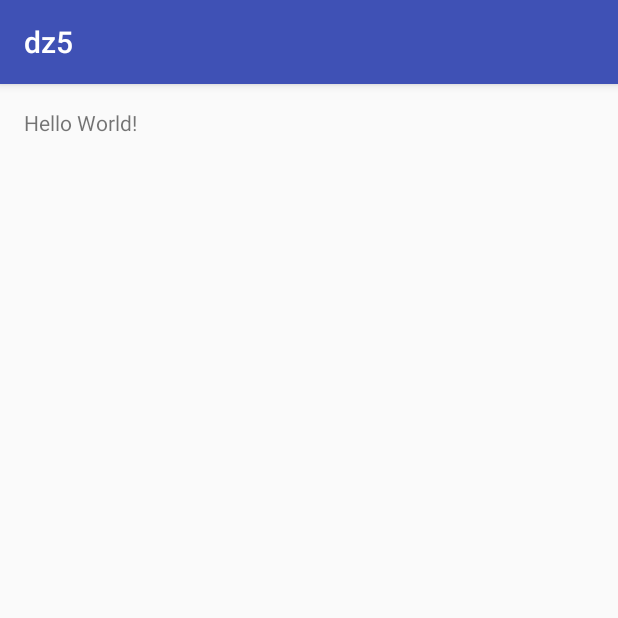
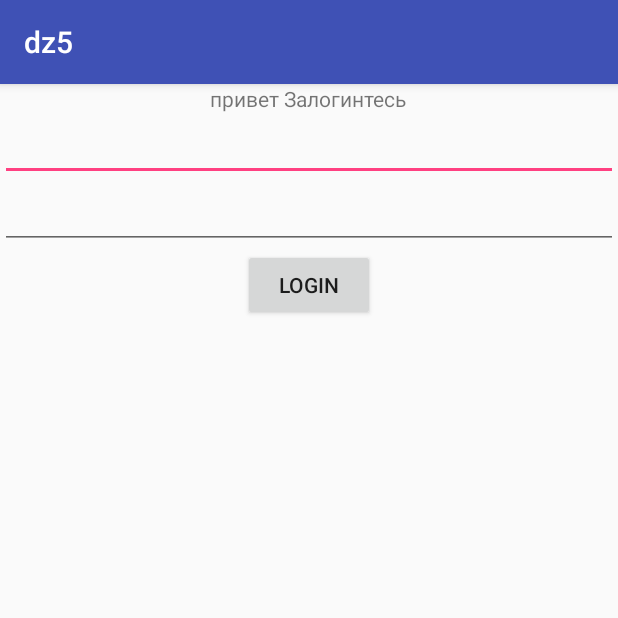
Before and after one commit to Saferoni/GoAndroid, an Android app: the screen it shows after launch (MainActivity), on a phone screen of 412 x 824 dp, the top half of it. Run offline under Robolectric (Android 15) with nearby library versions, the phone set to English and light mode, and no system bars.

Commit message:
Сделана ДЗ  5

```diff
--- a/dz5/src/main/java/com/safercrypt/dz5/MainActivity.java
+++ b/dz5/src/main/java/com/safercrypt/dz5/MainActivity.java
@@ -1,19 +1,126 @@
 package com.safercrypt.dz5;
 
+import android.os.Bundle;
 import android.support.v7.app.AppCompatActivity;
-import android.os.Bundle;
+import android.util.Log;
+import android.view.View;
+import android.widget.Button;
+import android.widget.EditText;
+import android.widget.LinearLayout;
+import android.widget.TextView;
+import android.widget.Toast;
 
 /* Нужно
-*Вывести в консоль строку из каждого метода жизненного цикла Activity.
+*Вывести в консоль строку из каждого метода жизненного цикла Activity. ГОТОВО
 * сделайте с помощью Shared Preferences такой функционал: если пользователь еще не авторизовался,
 * то отправить его на логин скрин, в ином случае оставить его на главном скрине
 *
 */
 public class MainActivity extends AppCompatActivity {
+    private Button buttonLogin, buttonLogOut;
+    private EditText editViewFirstName, editViewLastName;
+    private TextView textViewInfo;
+    private LinearLayout layoutLogin, layoutApp;
+    private SharedPrefLogin sharedPrefLogin;
 
     @Override
     protected void onCreate(Bundle savedInstanceState) {
         super.onCreate(savedInstanceState);
         setContentView(R.layout.activity_main);
+
+        sharedPrefLogin = new SharedPrefLogin(this);
+
+        buttonLogin = (Button) findViewById(R.id.buttonLogin);
+        buttonLogOut = (Button) findViewById(R.id.buttonLogOut);
+        editViewFirstName = (EditText) findViewById(R.id.editViewFirstName);
+        editViewLastName = (EditText) findViewById(R.id.editViewLastName);
+        textViewInfo = (TextView) findViewById(R.id.textViewInfo);
+        layoutLogin = (LinearLayout) findViewById(R.id.layoutLogin);
+        layoutApp = (LinearLayout) findViewById(R.id.layoutApp);
+
+        layoutApp.setVisibility(View.GONE);
+        layoutLogin.setVisibility(View.GONE);
+
+        if (sharedPrefLogin.getFirstName().isEmpty()){
+            needLogin();
+            Toast.makeText(this, "Вы не вошли в систему", Toast.LENGTH_SHORT).show();
+        } else {
+            isLogin();
+        }
+    }
+    //обработка логина
+    public void needLogin(){
+        layoutLogin.setVisibility(View.VISIBLE);
+        editViewLastName.setText("");
+        editViewFirstName.setText("");
+        textViewInfo.setText("привет Залогинтесь");
+        buttonLogin.setOnClickListener(new View.OnClickListener() {
+            @Override
+            public void onClick(View view) {
+                if (!editViewFirstName.getText().toString().equals("") ||
+                        !editViewLastName.getText().toString().equals("")) {
+                    sharedPrefLogin.setFirstName(editViewFirstName.getText().toString());
+                    sharedPrefLogin.setLastName(editViewLastName.getText().toString());
+                    layoutLogin.setVisibility(View.GONE);
+                    isLogin();
+                } else {
+                    textViewInfo.setText("Вы не заполнили доно из полей, просьба заполнить");
+                }
+            }
+        });
+    }
+    // Залогинениый пользователь
+    public void isLogin(){
+        layoutApp.setVisibility(View.VISIBLE);
+        textViewInfo.setText("Вы вошли как: " +
+                sharedPrefLogin.getFirstName() + " " +
+                sharedPrefLogin.getLastName());
+        buttonLogOut.setOnClickListener(new View.OnClickListener() {
+            @Override
+            public void onClick(View view) {
+                    layoutApp.setVisibility(View.GONE);
+                    sharedPrefLogin.setFirstName("");
+                    sharedPrefLogin.setLastName("");
+                    needLogin();
+            }
+        });
+
+    }
+
+    @Override
+    protected void onStart() {
+        super.onStart();
+        Log.d("Домашнее задание 5","Это onStart");
+    }
+
+    @Override
+    protected void onResume() {
+        super.onResume();
+        Log.d("Домашнее задание 5","Это onResume");
+    }
+
+    @Override
+    protected void onPause() {
+        super.onPause();
+        Log.d("Домашнее задание 5","Это onPause");
+    }
+
+    @Override
+    protected void onStop() {
+        super.onStop();
+        Log.d("Домашнее задание 5","Это onStop");
+    }
+
+    @Override
+    protected void onRestart() {
+        super.onRestart();
+        Log.d("Домашнее задание 5","Это onRestart");
+
+    }
+
+    @Override
+    protected void onDestroy() {
+        super.onDestroy();
+        Log.d("Домашнее задание 5","Это onDestroy");
     }
 }
--- /dev/null
+++ b/dz5/src/main/java/com/safercrypt/dz5/SharedPrefLogin.java
@@ -0,0 +1,37 @@
+package com.safercrypt.dz5;
+
+import android.content.Context;
+import android.content.SharedPreferences;
+
+/**
+ * Created by pavelsafronov on 09.12.16.
+ */
+
+public class SharedPrefLogin {
+    private final static String APP_PREFERENCES = BuildConfig.APPLICATION_ID;
+    private final static String FIRST_NAME = "first_name";
+    private final static String LAST_NAME = "second_name";
+
+    private SharedPreferences sharedPreferences;
+
+    public SharedPrefLogin (Context context){
+        this.sharedPreferences = context.getSharedPreferences(APP_PREFERENCES, Context.MODE_PRIVATE);
+    }
+
+    public void setFirstName(String firstName){
+        sharedPreferences.edit().putString(FIRST_NAME, firstName).apply();
+    }
+
+    public String getFirstName(){
+        return sharedPreferences.getString(FIRST_NAME, "");
+    }
+
+    public void setLastName(String secondName){
+        sharedPreferences.edit().putString(LAST_NAME, secondName).apply();
+    }
+
+    public String getLastName(){
+        return sharedPreferences.getString(LAST_NAME, "");
+    }
+
+}
--- a/dz5/src/main/res/layout/activity_main.xml
+++ b/dz5/src/main/res/layout/activity_main.xml
@@ -1,13 +1,51 @@
 <?xml version="1.0" encoding="utf-8"?>
-<RelativeLayout xmlns:android="http://schemas.android.com/apk/res/android"
-    xmlns:tools="http://schemas.android.com/tools" android:id="@+id/activity_main"
-    android:layout_width="match_parent" android:layout_height="match_parent"
-    android:paddingBottom="@dimen/activity_vertical_margin"
-    android:paddingLeft="@dimen/activity_horizontal_margin"
-    android:paddingRight="@dimen/activity_horizontal_margin"
-    android:paddingTop="@dimen/activity_vertical_margin"
+<LinearLayout xmlns:android="http://schemas.android.com/apk/res/android"
+    xmlns:tools="http://schemas.android.com/tools"
+    android:id="@+id/activity_main"
+    android:layout_width="match_parent"
+    android:layout_height="match_parent"
+    android:orientation="vertical"
     tools:context="com.safercrypt.dz5.MainActivity">
 
-    <TextView android:layout_width="wrap_content" android:layout_height="wrap_content"
-        android:text="Hello World!" />
-</RelativeLayout>
+    <TextView
+        android:layout_width="wrap_content"
+        android:layout_height="wrap_content"
+        android:text="Привет"
+        android:layout_gravity="center"
+        android:id="@+id/textViewInfo"/>
+
+    <LinearLayout
+        android:layout_width="match_parent"
+        android:layout_height="wrap_content"
+        android:orientation="vertical"
+        android:id="@+id/layoutLogin">
+        <EditText
+            android:layout_width="match_parent"
+            android:layout_height="wrap_content"
+            android:id="@+id/editViewFirstName"/>
+        <EditText
+            android:layout_width="match_parent"
+            android:layout_height="wrap_content"
+            android:id="@+id/editViewLastName"/>
+        <Button
+            android:layout_width="wrap_content"
+            android:layout_height="wrap_content"
+            android:layout_gravity="center"
+            android:text="LogIn"
+            android:id="@+id/buttonLogin"/>
+    </LinearLayout>
+    <LinearLayout
+        android:layout_width="match_parent"
+        android:layout_height="wrap_content"
+        android:orientation="vertical"
+        android:id="@+id/layoutApp">
+
+        <Button
+            android:layout_width="wrap_content"
+            android:layout_height="wrap_content"
+            android:layout_gravity="center"
+            android:text="LogOut"
+            android:id="@+id/buttonLogOut"/>
+    </LinearLayout>
+
+</LinearLayout>
```
